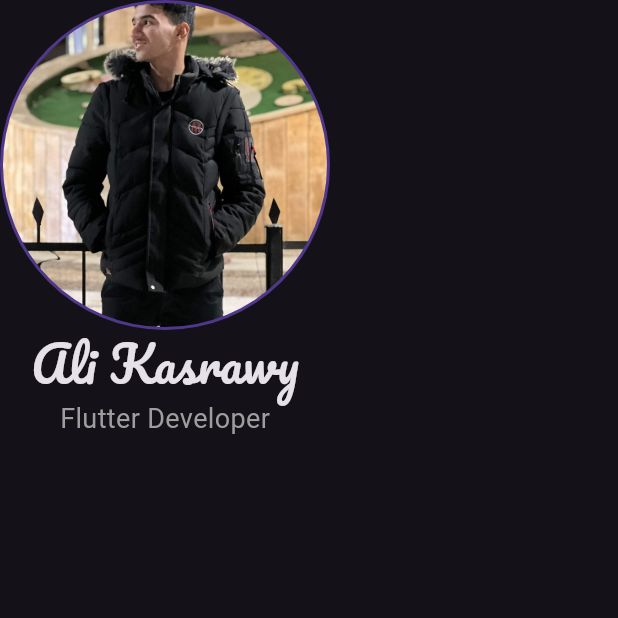
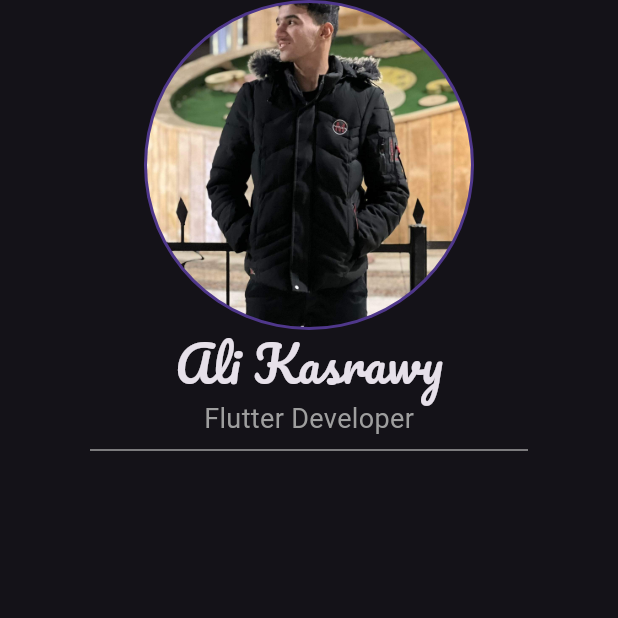
Before and after one commit to ali4hassan9ali2022/business_card_app, a Flutter app: the screen it shows after launch, on a phone screen of 412 x 824 dp, the top half of it. Run offline on Flutter 3.47's test engine with Material 3 defaults, Android fonts, the phone set to English and light mode, and no system bars.

Commit message:
add divider to app

```diff
--- a/lib/main.dart
+++ b/lib/main.dart
@@ -36,7 +36,13 @@ class BusinessCardApp extends StatelessWidget {
                 fontSize: 18,
                 color: Colors.grey,
               ),
-            )
+            ),
+            Divider(
+              endIndent: 60,
+              indent: 60,
+              thickness: 1,
+              color: Colors.grey,
+            ),
           ],
         ),
       ),
```
